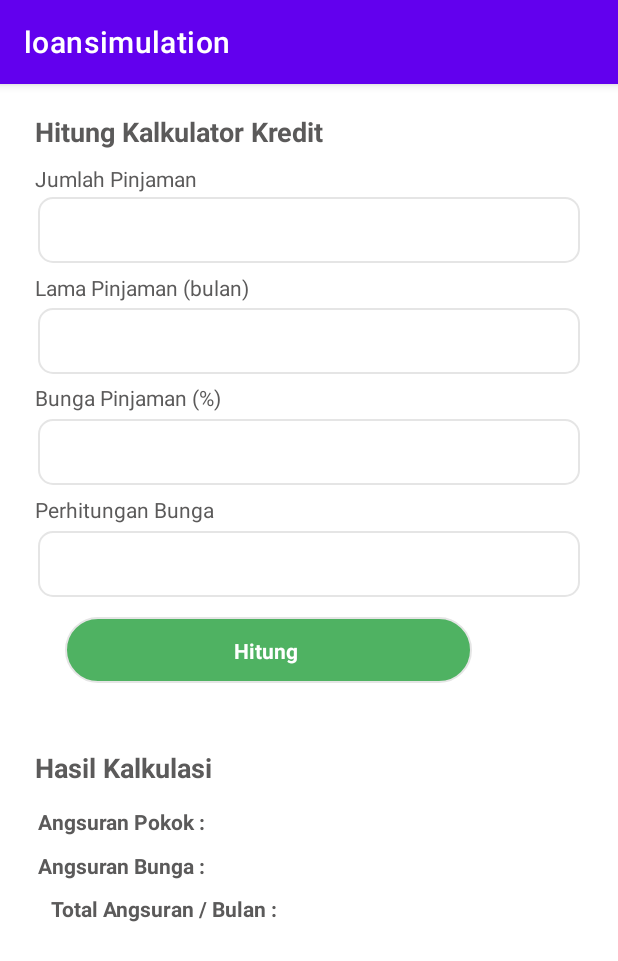
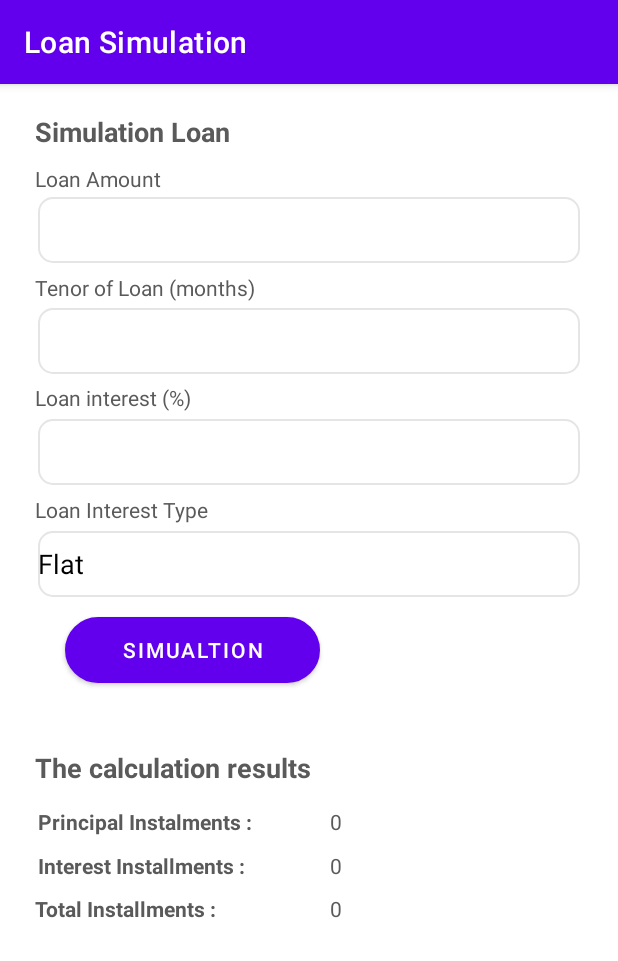
Before and after one commit to Holilamd/loansimulation, an Android app: the screen it shows after launch (MainActivity), on a phone screen of 412 x 824 dp. Shown: the top 961 px of the screen. Run offline under Robolectric (Android 15) with nearby library versions, the phone set to English and light mode, and no system bars.

Commit message:
calculation loan interest type flat

```diff
--- a/app/src/main/java/com/example/loansimulation/MainActivity.java
+++ b/app/src/main/java/com/example/loansimulation/MainActivity.java
@@ -3,6 +3,7 @@ package com.example.loansimulation;
 import androidx.appcompat.app.AppCompatActivity;
 
 import android.os.Bundle;
+import android.util.Log;
 import android.view.View;
 import android.widget.Button;
 import android.widget.EditText;
@@ -15,60 +16,75 @@ import com.example.loansimulation.dto.LoanResponse;
 
 import java.math.BigDecimal;
 import java.math.BigInteger;
+import java.math.MathContext;
+import java.math.RoundingMode;
 
 public class MainActivity extends AppCompatActivity {
 
-    EditText interes_rate, principal, tenor;
-    TextView result;
-    Button btnCalculation;
-    BigDecimal total, rate, prin;
+    EditText interestRate, principal, tenor, interestType;
+    Button btnLoanCal;
+    TextView installmentPrincipal, installmentInterest, totalInstallment;
+    BigDecimal prin;
+    Float rate;
     Integer tnr ;
 
     @Override
     protected void onCreate(Bundle savedInstanceState) {
         super.onCreate(savedInstanceState);
         setContentView(R.layout.activity_main);
-//        interes_rate = findViewById(R.id.interes_rate);
-//        principal = findViewById(R.id.principal);
-//        tenor = findViewById(R.id.tenor);
-//        btnCalculation = findViewById(R.id.btnCalculation);
-//
-//        result = findViewById(R.id.result);
 
+        interestRate = findViewById(R.id.interestRate);
+        principal = findViewById(R.id.principal);
+        tenor = findViewById(R.id.tenor);
+        interestType = findViewById(R.id.interestType);
 
-//        btnCalculation.setOnClickListener(new View.OnClickListener() {
-//            @Override
-//            public void onClick(View view) {
-//                if (principal.getText().length() <= 0 || tenor.getText().length() <= 0 || interes_rate.getText().length() <= 0) {
-//                    Toast toast = Toast.makeText(MainActivity.this,"Enter The Required Numbers",Toast.LENGTH_LONG);
-//                    toast.show();
-//                    return;
-//                }
-//                rate = new BigDecimal(interes_rate.getText().toString());
-//                prin = new BigDecimal(principal.getText().toString());
-//                tnr = Integer.valueOf(tenor.getText().toString());
-//
-//                LoanRequest req = new LoanRequest();
-//                req.setPrincipal(prin);
-//                req.setInteres_rate(rate);
-//                req.setTenor(tnr);
-//
-//                LoanResponse res = loancal(req);
-//                result.setText(res.getInstallment().toString());
-//            }
-//        });
+        installmentPrincipal = findViewById(R.id.installmentPrincipal);
+        installmentInterest = findViewById(R.id.installmentInterest);
+        totalInstallment = findViewById(R.id.totalInstallment);
+        btnLoanCal = findViewById(R.id.btnLoanCal);
+
+        btnLoanCal.setOnClickListener(new View.OnClickListener() {
+            @Override
+            public void onClick(View view) {
+                if (principal.getText().length() <= 0 || tenor.getText().length() <= 0 || interestRate.getText().length() <= 0) {
+                    Toast toast = Toast.makeText(MainActivity.this,"Enter The Required Numbers",Toast.LENGTH_LONG);
+                    toast.show();
+                    return;
+                }
+                rate = Float.parseFloat(interestRate.getText().toString());
+                prin = new BigDecimal(principal.getText().toString());
+                tnr = Integer.valueOf(tenor.getText().toString());
+                LoanRequest req = new LoanRequest();
+                req.setPrincipal(prin);
+                req.setInteres_rate(rate);
+                req.setTenor(tnr);
+
+                LoanResponse res = loancal(req);
+                totalInstallment.setText(res.getInstallment().toString());
+                installmentInterest.setText(res.getInterest().toString());
+                installmentPrincipal.setText(res.getPrincipal().toString());
+            }
+        });
     }
 
-    /**
-     * Loan calculation
-     * @param req
-     * @return res
-     */
     private LoanResponse loancal(LoanRequest req) {
-//        Integer intr = req.getInteres_rate()/100;
+        float rate = req.getInteres_rate()/100;
+        Log.i("Loan", "Bunga" + rate);
+        BigDecimal intTotal = req.getPrincipal().multiply(new BigDecimal(rate/12)).multiply(new BigDecimal(req.getTenor()));
+        BigDecimal intAMonth = ceiling(intTotal.divide(new BigDecimal(req.getTenor())),1);
+        BigDecimal instPrincipal = ceiling(req.getPrincipal().divide(new BigDecimal(req.getTenor()),MathContext.DECIMAL64),1);
+        Log.i("Loan", "instPrincipal" + instPrincipal);
         LoanResponse res  = new LoanResponse();
         res.setInstallment(req.getPrincipal());
+        res.setPrincipal(instPrincipal);
+        res.setInterest(intAMonth);
+        res.setInstallment(ceiling(intAMonth.add(instPrincipal),1));
         return  res;
     }
 
+    public static BigDecimal ceiling(BigDecimal number, int sign) {
+        BigDecimal tmp = number.setScale(2, RoundingMode.HALF_UP)
+                .divide(new BigDecimal(sign));
+        return tmp.setScale(0, RoundingMode.CEILING).multiply(new BigDecimal(sign));
+    }
 }
--- a/app/src/main/java/com/example/loansimulation/dto/LoanRequest.java
+++ b/app/src/main/java/com/example/loansimulation/dto/LoanRequest.java
@@ -6,7 +6,7 @@ public class LoanRequest {
 
     private BigDecimal principal ;
 
-    private BigDecimal interes_rate;
+    private float interes_rate;
 
     private Integer tenor;
 
@@ -18,11 +18,11 @@ public class LoanRequest {
         this.principal = principal;
     }
 
-    public BigDecimal getInteres_rate() {
+    public float getInteres_rate() {
         return interes_rate;
     }
 
-    public void setInteres_rate(BigDecimal interes_rate) {
+    public void setInteres_rate(float interes_rate) {
         this.interes_rate = interes_rate;
     }
 
--- a/app/src/main/res/layout/activity_main.xml
+++ b/app/src/main/res/layout/activity_main.xml
@@ -1,121 +1,3 @@
-<!--<?xml version="1.0" encoding="utf-8"?>-->
-<!--<androidx.constraintlayout.widget.ConstraintLayout xmlns:android="http://schemas.android.com/apk/res/android"-->
-<!--    xmlns:app="http://schemas.android.com/apk/res-auto"-->
-<!--    xmlns:tools="http://schemas.android.com/tools"-->
-<!--    android:layout_width="match_parent"-->
-<!--    android:layout_height="match_parent"-->
-<!--    android:background="#66938F"-->
-<!--    tools:context=".MainActivity">-->
-<!--    <EditText-->
-<!--        android:id="@+id/interes_rate"-->
-<!--        android:layout_width="wrap_content"-->
-<!--        android:layout_height="wrap_content"-->
-<!--        android:ems="10"-->
-<!--        android:inputType="numberDecimal"-->
-<!--        android:textSize="14sp"-->
-<!--        app:layout_constraintBottom_toBottomOf="parent"-->
-<!--        app:layout_constraintEnd_toEndOf="parent"-->
-<!--        app:layout_constraintHorizontal_bias="0.894"-->
-<!--        app:layout_constraintStart_toStartOf="parent"-->
-<!--        app:layout_constraintTop_toTopOf="parent"-->
-<!--        app:layout_constraintVertical_bias="0.225" />-->
-
-<!--    <TextView-->
-<!--        android:layout_width="wrap_content"-->
-<!--        android:layout_height="wrap_content"-->
-<!--        android:text="Principal (IDR)"-->
-<!--        android:textSize="16sp"-->
-<!--        app:layout_constraintBottom_toBottomOf="parent"-->
-<!--        app:layout_constraintEnd_toEndOf="parent"-->
-<!--        app:layout_constraintHorizontal_bias="0.047"-->
-<!--        app:layout_constraintStart_toStartOf="parent"-->
-<!--        app:layout_constraintTop_toTopOf="parent"-->
-<!--        app:layout_constraintVertical_bias="0.071" />-->
-
-<!--    <TextView-->
-<!--        android:id="@+id/textView"-->
-<!--        android:layout_width="wrap_content"-->
-<!--        android:layout_height="wrap_content"-->
-<!--        android:text="Tenor (Monthly)"-->
-<!--        android:textSize="16sp"-->
-<!--        app:layout_constraintBottom_toBottomOf="parent"-->
-<!--        app:layout_constraintEnd_toEndOf="parent"-->
-<!--        app:layout_constraintHorizontal_bias="0.044"-->
-<!--        app:layout_constraintStart_toStartOf="parent"-->
-<!--        app:layout_constraintTop_toTopOf="parent"-->
-<!--        app:layout_constraintVertical_bias="0.161" />-->
-
-<!--    <TextView-->
-<!--        android:id="@+id/textView2"-->
-<!--        android:layout_width="wrap_content"-->
-<!--        android:layout_height="wrap_content"-->
-<!--        android:text="Rate (%/Year)"-->
-<!--        android:textSize="16sp"-->
-<!--        app:layout_constraintBottom_toBottomOf="parent"-->
-<!--        app:layout_constraintEnd_toEndOf="parent"-->
-<!--        app:layout_constraintHorizontal_bias="0.052"-->
-<!--        app:layout_constraintStart_toStartOf="parent"-->
-<!--        app:layout_constraintTop_toTopOf="parent"-->
-<!--        app:layout_constraintVertical_bias="0.238" />-->
-
-<!--    <EditText-->
-<!--        android:id="@+id/principal"-->
-<!--        android:layout_width="wrap_content"-->
-<!--        android:layout_height="wrap_content"-->
-<!--        android:ems="10"-->
-<!--        android:inputType="number"-->
-<!--        android:textSize="14sp"-->
-<!--        app:layout_constraintBottom_toBottomOf="parent"-->
-<!--        app:layout_constraintEnd_toEndOf="parent"-->
-<!--        app:layout_constraintHorizontal_bias="0.894"-->
-<!--        app:layout_constraintStart_toStartOf="parent"-->
-<!--        app:layout_constraintTop_toTopOf="parent"-->
-<!--        app:layout_constraintVertical_bias="0.06" />-->
-
-<!--    <EditText-->
-<!--        android:id="@+id/tenor"-->
-<!--        android:layout_width="wrap_content"-->
-<!--        android:layout_height="wrap_content"-->
-<!--        android:ems="10"-->
-<!--        android:inputType="number"-->
-<!--        android:textSize="14sp"-->
-<!--        app:layout_constraintBottom_toBottomOf="parent"-->
-<!--        app:layout_constraintEnd_toEndOf="parent"-->
-<!--        app:layout_constraintHorizontal_bias="0.894"-->
-<!--        app:layout_constraintStart_toStartOf="parent"-->
-<!--        app:layout_constraintTop_toTopOf="parent"-->
-<!--        app:layout_constraintVertical_bias="0.146" />-->
-
-<!--    <Button-->
-<!--        android:id="@+id/btnCalculation"-->
-<!--        android:layout_width="wrap_content"-->
-<!--        android:layout_height="wrap_content"-->
-<!--        android:text="Calculation"-->
-<!--        app:layout_constraintBottom_toBottomOf="parent"-->
-<!--        app:layout_constraintEnd_toEndOf="parent"-->
-<!--        app:layout_constraintHorizontal_bias="0.058"-->
-<!--        app:layout_constraintStart_toStartOf="parent"-->
-<!--        app:layout_constraintTop_toTopOf="parent"-->
-<!--        app:layout_constraintVertical_bias="0.32"-->
-<!--        app:layout_editor_absoluteX="16dp"-->
-<!--        app:layout_editor_absoluteY="226dp" />-->
-
-<!--    <TextView-->
-<!--        android:id="@+id/result"-->
-<!--        android:layout_width="wrap_content"-->
-<!--        android:layout_height="wrap_content"-->
-<!--        android:text="0"-->
-<!--        app:layout_constraintBottom_toBottomOf="parent"-->
-<!--        app:layout_constraintEnd_toEndOf="parent"-->
-<!--        app:layout_constraintHorizontal_bias="0.592"-->
-<!--        app:layout_constraintStart_toStartOf="parent"-->
-<!--        app:layout_constraintTop_toTopOf="parent"-->
-<!--        app:layout_constraintVertical_bias="0.348"-->
-<!--        app:layout_editor_absoluteX="16dp"-->
-<!--        app:layout_editor_absoluteY="226dp" />-->
-<!--    &lt;!&ndash;</RelativeLayout>&ndash;&gt;-->
-<!--</androidx.constraintlayout.widget.ConstraintLayout>-->
-
 <LinearLayout xmlns:android="http://schemas.android.com/apk/res/android" xmlns:tools="http://schemas.android.com/tools"
     android:layout_width="match_parent" android:layout_height="wrap_content" >
     <!--
@@ -189,9 +71,11 @@
                     android:text="@string/jumlah_pinjaman_string"
                     />
 
-                <View   android:id="@+id/rectangle_1"
+                <EditText   android:id="@+id/principal"
                     android:background="@drawable/rectangle_1_shape"
                     android:layout_marginStart="25dp"
+                    android:textColor="@color/black"
+                    android:inputType="numberDecimal"
                     android:layout_marginEnd="25dp"
                     android:layout_marginTop="75dp"
                     android:layout_width="match_parent"
@@ -207,9 +91,11 @@
                     android:text="@string/lama_pinjaman__bulan__string"
                     />
 
-                <View   android:id="@+id/rectangle_2"
+                <EditText   android:id="@+id/tenor"
                     android:background="@drawable/rectangle_2_shape"
                     android:layout_marginStart="25dp"
+                    android:textColor="@color/black"
+                    android:inputType="number"
                     android:layout_marginEnd="25dp"
                     android:layout_marginTop="149dp"
                     android:layout_width="match_parent"
@@ -225,10 +111,12 @@
                     android:text="@string/bunga_pinjaman_____string"
                     />
 
-                <View   android:id="@+id/rectangle_3"
+                <EditText   android:id="@+id/interestRate"
                     android:background="@drawable/rectangle_3_shape"
                     android:layout_marginStart="25dp"
                     android:layout_marginEnd="25dp"
+                    android:inputType="numberDecimal"
+                    android:textColor="@color/black"
                     android:layout_marginTop="223dp"
                     android:layout_width="match_parent"
                     android:layout_height="44dp" />
@@ -249,10 +137,20 @@
                     android:textColor="@color/hitung_kalkulator_kredit_color"
                     android:layout_marginLeft="25dp"
                     android:layout_marginTop="482dp"
-                    android:layout_width="335.4dp"
+                    android:layout_width="195dp"
                     android:layout_height="23.4dp"
-                    android:text="Angsuran Pokok : "
+                    android:text="Principal Instalments : "
                     />
+
+                <TextView
+                    android:id="@+id/installmentPrincipal"
+                    android:textSize="14sp"
+                    android:textColor="@color/hitung_kalkulator_kredit_color"
+                    android:layout_marginLeft="220dp"
+                    android:layout_marginTop="482dp"
+                    android:layout_width="210dp"
+                    android:layout_height="23.4dp"
+                    android:text="0" />
 
                 <TextView android:id="@+id/angsuran_bunga_per_bulan___576_666_67"
                     android:textStyle="bold"
@@ -260,47 +158,58 @@
                     android:textColor="@color/hitung_kalkulator_kredit_color"
                     android:layout_marginLeft="25dp"
                     android:layout_marginTop="511dp"
-                    android:layout_width="321.4dp"
+                    android:layout_width="195dp"
                     android:layout_height="33.4dp"
-                    android:text="Angsuran Bunga :"
+                    android:text="Interest Installments : "
                     />
+                <TextView
+                    android:id="@+id/installmentInterest"
+                    android:textSize="14sp"
+                    android:textColor="@color/hitung_kalkulator_kredit_color"
+                    android:layout_marginLeft="220dp"
+                    android:layout_marginTop="511dp"
+                    android:layout_width="210dp"
+                    android:layout_height="23.4dp"
+                    android:text="0" />
 
                 <TextView
                     android:id="@+id/total_angsuran_per_bulan___5_576_666_67"
-                    android:layout_width="285.4dp"
+                    android:layout_width="195dp"
                     android:layout_height="20.4dp"
-                    android:layout_marginLeft="34dp"
+                    android:layout_marginLeft="23dp"
                     android:layout_marginTop="540dp"
-                    android:text="Total Angsuran / Bulan :"
+                    android:text="Total Installments : "
                     android:textColor="@color/hitung_kalkulator_kredit_color"
                     android:textSize="14sp"
                     android:textStyle="bold" />
+                <TextView
+                    android:id="@+id/totalInstallment"
+                    android:textSize="14sp"
+                    android:textColor="@color/hitung_kalkulator_kredit_color"
+                    android:layout_marginLeft="220dp"
+                    android:layout_marginTop="540dp"
+                    android:layout_width="210dp"
+                    android:layout_height="23.4dp"
+                    android:text="0" />
 
-                <View   android:id="@+id/rectangle_4"
+                <EditText   android:id="@+id/interestType"
                     android:background="@drawable/rectangle_4_shape"
                     android:layout_marginStart="25dp"
                     android:layout_marginEnd="25dp"
+                    android:text="Flat"
+                    android:editable="false"
                     android:layout_marginTop="298dp"
+                    android:textColor="@color/black"
                     android:layout_width="match_parent"
                     android:layout_height="44dp" />
 
-                <View   android:id="@+id/rectangle_5"
+                <Button   android:id="@+id/btnLoanCal"
                     android:background="@drawable/rectangle_5_shape"
                     android:layout_marginStart="43dp"
                     android:layout_marginTop="355dp"
-                    android:layout_width="271dp"
+                    android:layout_width="170dp"
+                    android:text="Simualtion"
                     android:layout_height="44dp" />
-
-                <TextView android:id="@+id/hitung"
-                    android:textStyle="bold"
-                    android:textSize="14sp"
-                    android:textColor="@color/_bg__halaman_utama_ek2_color"
-                    android:layout_marginLeft="156dp"
-                    android:layout_marginTop="368dp"
-                    android:layout_width="61.4dp"
-                    android:layout_height="24.4dp"
-                    android:text="@string/hitung_string"
-                    />
 
             </RelativeLayout>
         </RelativeLayout>
--- a/app/src/main/res/values/strings.xml
+++ b/app/src/main/res/values/strings.xml
@@ -1,17 +1,17 @@
 <resources>
-    <string name="app_name">loansimulation</string>
+    <string name="app_name">Loan Simulation</string>
     <string name="ek_img_content">ExportKit Image</string>
-    <string name="kalkulator_kredit_string">Kalkulator Kredit</string>
-    <string name="title_activity_splash_screen">SplashScreenActivity</string>
+    <string name="kalkulator_kredit_string">Loan Simulation</string>
+    <string name="title_activity_splash_screen">Loan Simulation</string>
     <string name="dummy_button">Dummy Button</string>
     <string name="dummy_content">DUMMY\nCONTENT</string>
 
-    <string name="hitung_kalkulator_kredit_string">Hitung Kalkulator Kredit</string>
-    <string name="hasil_kalkulasi_string">Hasil Kalkulasi</string>
-    <string name="jumlah_pinjaman_string">Jumlah Pinjaman</string>
-    <string name="lama_pinjaman__bulan__string">Lama Pinjaman (bulan)</string>
-    <string name="bunga_pinjaman_____string">Bunga Pinjaman (%)</string>
-    <string name="perhitungan_bunga_string">Perhitungan Bunga</string>
+    <string name="hitung_kalkulator_kredit_string">Simulation Loan</string>
+    <string name="hasil_kalkulasi_string">The calculation results</string>
+    <string name="jumlah_pinjaman_string">Loan Amount</string>
+    <string name="lama_pinjaman__bulan__string">Tenor of Loan (months)</string>
+    <string name="bunga_pinjaman_____string">Loan interest (%)</string>
+    <string name="perhitungan_bunga_string">Loan Interest Type</string>
     <string name="angsuran_pokok_per_bulan___5_000_000_00_string">Angsuran Pokok per Bulan : 5.000.000,00</string>
     <string name="angsuran_bunga_per_bulan___576_666_67_string">Angsuran Bunga per Bulan : 576.666,67</string>
     <string name="total_angsuran_per_bulan___5_576_666_67_string">Total Angsuran per Bulan : 5.576.666,67</string>
--- a/app/src/main/res/values/styles.xml
+++ b/app/src/main/res/values/styles.xml
@@ -1,11 +1,11 @@
 <resources>
 
     <style name="Widget.Theme.Loansimulation.ActionBar.Fullscreen" parent="Widget.AppCompat.ActionBar">
-        <item name="android:background">@color/black_overlay</item>
+        <item name="android:background">@color/_bg__splah_screen_ek2_color</item>
     </style>
 
     <style name="Widget.Theme.Loansimulation.ButtonBar.Fullscreen" parent="">
-        <item name="android:background">@color/black_overlay</item>
+        <item name="android:background">@color/_bg__splah_screen_ek2_color</item>
         <item name="android:buttonBarStyle">?android:attr/buttonBarStyle</item>
         <item name="colorPrimary">@color/colorPrimary</item>
         <item name="colorPrimaryDark">@color/colorPrimaryDark</item>
```
Also changed, not shown: app/src/main/res/values/colors.xml (+0 -9 lines).
